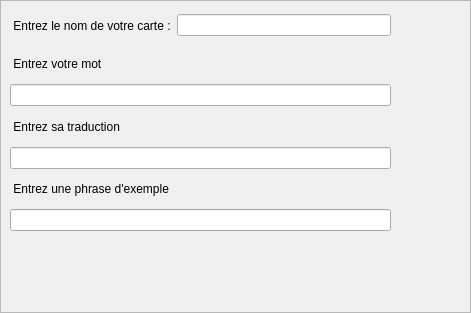
Above: createcards.ui from KeyserGuillaume/ENPC-TDLOG-project-Flashcards before the change. Below: the same form after it.
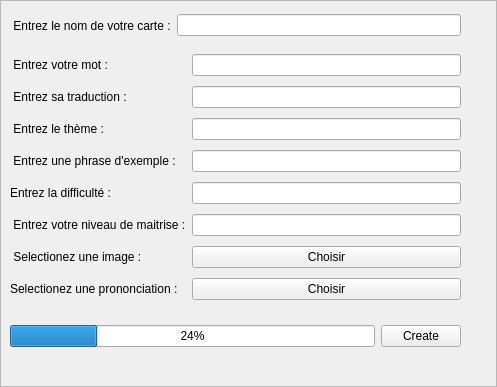
That is the form after the change.

Commit message: modifications en vue d'une interface de creation de cartes plus complete

```diff
--- a/createcards.ui
+++ b/createcards.ui
@@ -6,8 +6,8 @@
    <rect>
     <x>0</x>
     <y>0</y>
-    <width>471</width>
-    <height>313</height>
+    <width>497</width>
+    <height>387</height>
    </rect>
   </property>
   <property name="windowTitle">
@@ -24,60 +24,107 @@
     <rect>
      <x>10</x>
      <y>50</y>
-     <width>381</width>
-     <height>181</height>
+     <width>451</width>
+     <height>261</height>
     </rect>
    </property>
    <layout class="QGridLayout" name="gridLayout">
+    <item row="2" column="1">
+     <widget class="QLineEdit" name="lineEdit_5"/>
+    </item>
     <item row="2" column="0">
-     <widget class="QLineEdit" name="lineEdit_2"/>
-    </item>
-    <item row="4" column="0">
-     <widget class="QLineEdit" name="lineEdit_3"/>
+     <widget class="QLabel" name="label_3">
+      <property name="text">
+       <string> Entrez sa traduction : </string>
+      </property>
+     </widget>
     </item>
     <item row="1" column="0">
      <widget class="QLabel" name="label_2">
       <property name="text">
-       <string> Entrez votre mot</string>
+       <string> Entrez votre mot :</string>
+      </property>
+     </widget>
+    </item>
+    <item row="1" column="1">
+     <widget class="QLineEdit" name="lineEdit_2"/>
+    </item>
+    <item row="3" column="1">
+     <widget class="QLineEdit" name="lineEdit_3"/>
+    </item>
+    <item row="6" column="0">
+     <widget class="QLabel" name="label_6">
+      <property name="text">
+       <string>Entrez la difficulté : </string>
+      </property>
+     </widget>
+    </item>
+    <item row="6" column="1">
+     <widget class="QLineEdit" name="lineEdit_6"/>
+    </item>
+    <item row="5" column="1">
+     <widget class="QLineEdit" name="lineEdit_7"/>
+    </item>
+    <item row="8" column="0">
+     <widget class="QLabel" name="label_8">
+      <property name="text">
+       <string> Selectionez une image :</string>
       </property>
      </widget>
     </item>
     <item row="3" column="0">
-     <widget class="QLabel" name="label_3">
+     <widget class="QLabel" name="label_5">
       <property name="text">
-       <string> Entrez sa traduction</string>
+       <string> Entrez le thème : </string>
       </property>
      </widget>
     </item>
     <item row="5" column="0">
      <widget class="QLabel" name="label_4">
       <property name="text">
-       <string> Entrez une phrase d'exemple</string>
+       <string> Entrez une phrase d'exemple : </string>
       </property>
      </widget>
     </item>
-    <item row="6" column="0">
+    <item row="7" column="0">
+     <widget class="QLabel" name="label_7">
+      <property name="text">
+       <string> Entrez votre niveau de maitrise :</string>
+      </property>
+     </widget>
+    </item>
+    <item row="7" column="1">
      <widget class="QLineEdit" name="lineEdit_4"/>
     </item>
+    <item row="9" column="0">
+     <widget class="QLabel" name="label_9">
+      <property name="text">
+       <string>Selectionez une prononciation :</string>
+      </property>
+     </widget>
+    </item>
+    <item row="8" column="1">
+     <widget class="QPushButton" name="pushButton_2">
+      <property name="text">
+       <string>Choisir</string>
+      </property>
+     </widget>
+    </item>
+    <item row="9" column="1">
+     <widget class="QPushButton" name="pushButton_3">
+      <property name="text">
+       <string>Choisir</string>
+      </property>
+     </widget>
+    </item>
    </layout>
   </widget>
-  <widget class="QWidget" name="verticalLayoutWidget_2">
-   <property name="geometry">
-    <rect>
-     <x>10</x>
-     <y>240</y>
-     <width>381</width>
-     <height>51</height>
-    </rect>
-   </property>
-   <layout class="QVBoxLayout" name="verticalLayout_2"/>
-  </widget>
   <widget class="QWidget" name="horizontalLayoutWidget">
    <property name="geometry">
     <rect>
      <x>10</x>
      <y>10</y>
-     <width>381</width>
+     <width>451</width>
      <height>31</height>
     </rect>
    </property>
@@ -94,6 +141,36 @@
     </item>
    </layout>
   </widget>
+  <widget class="QWidget" name="horizontalLayoutWidget_2">
+   <property name="geometry">
+    <rect>
+     <x>10</x>
+     <y>320</y>
+     <width>451</width>
+     <height>32</height>
+    </rect>
+   </property>
+   <layout class="QHBoxLayout" name="horizontalLayout_2">
+    <item>
+     <widget class="QProgressBar" name="progressBar">
+      <property name="value">
+       <number>24</number>
+      </property>
+     </widget>
+    </item>
+    <item>
+     <widget class="QPushButton" name="pushButton">
+      <property name="text">
+       <string>Create</string>
+      </property>
+     </widget>
+    </item>
+   </layout>
+  </widget>
+  <zorder>gridLayoutWidget</zorder>
+  <zorder>horizontalLayoutWidget</zorder>
+  <zorder>horizontalLayoutWidget_2</zorder>
+  <zorder>pushButton</zorder>
  </widget>
  <resources/>
  <connections/>
```
The commit also changes 1 other file.
